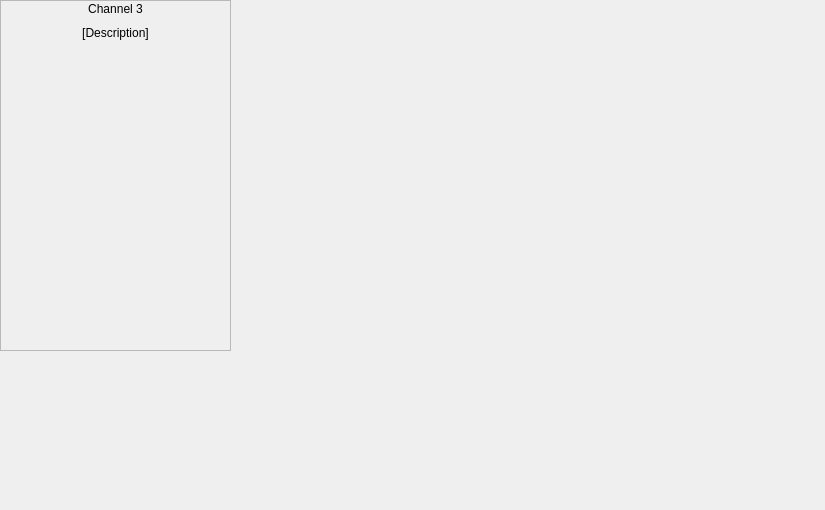
Above: gcs/frontend/ui/Ui_channel_3.ui from cuspaceflight/m4-gcs before the change. Below: the same form after it.
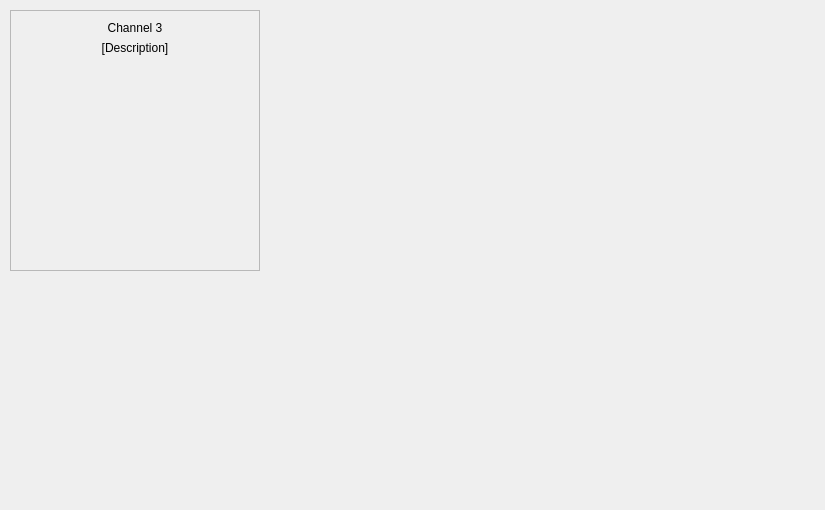
That is the form after the change. Custom widgets are drawn as their Qt base class.

Commit message: Work on frontend layout

```diff
--- a/gcs/frontend/ui/Ui_channel_3.ui
+++ b/gcs/frontend/ui/Ui_channel_3.ui
@@ -16,41 +16,26 @@
   <widget class="QFrame" name="frame">
    <property name="geometry">
     <rect>
-     <x>0</x>
-     <y>0</y>
-     <width>231</width>
-     <height>351</height>
+     <x>10</x>
+     <y>10</y>
+     <width>250</width>
+     <height>261</height>
     </rect>
    </property>
+   <property name="minimumSize">
+    <size>
+     <width>250</width>
+     <height>260</height>
+    </size>
+   </property>
    <property name="frameShape">
     <enum>QFrame::StyledPanel</enum>
    </property>
    <property name="frameShadow">
     <enum>QFrame::Raised</enum>
    </property>
-   <widget class="QSplitter" name="splitter">
-    <property name="geometry">
-     <rect>
-      <x>0</x>
-      <y>50</y>
-      <width>231</width>
-      <height>301</height>
-     </rect>
-    </property>
-    <property name="orientation">
-     <enum>Qt::Vertical</enum>
-    </property>
-    <widget class="channel_widget" name="widget" native="true"/>
-   </widget>
-   <widget class="QWidget" name="layoutWidget">
-    <property name="geometry">
-     <rect>
-      <x>0</x>
-      <y>0</y>
-      <width>231</width>
-      <height>42</height>
-     </rect>
-    </property>
+   <layout class="QVBoxLayout" name="verticalLayout_2">
+    <item>
     <layout class="QVBoxLayout" name="verticalLayout">
      <item>
       <widget class="QLabel" name="label_channel_number">
@@ -73,7 +58,24 @@
       </widget>
      </item>
     </layout>
-   </widget>
+    </item>
+    <item>
+     <widget class="channel_widget" name="widget" native="true">
+      <property name="minimumSize">
+       <size>
+        <width>230</width>
+        <height>200</height>
+       </size>
+      </property>
+      <property name="maximumSize">
+       <size>
+        <width>400</width>
+        <height>200</height>
+       </size>
+      </property>
+     </widget>
+    </item>
+   </layout>
   </widget>
  </widget>
  <customwidgets>
```
Lines whose indentation alone changed are shown as unchanged. The commit also changes 20 other files.
